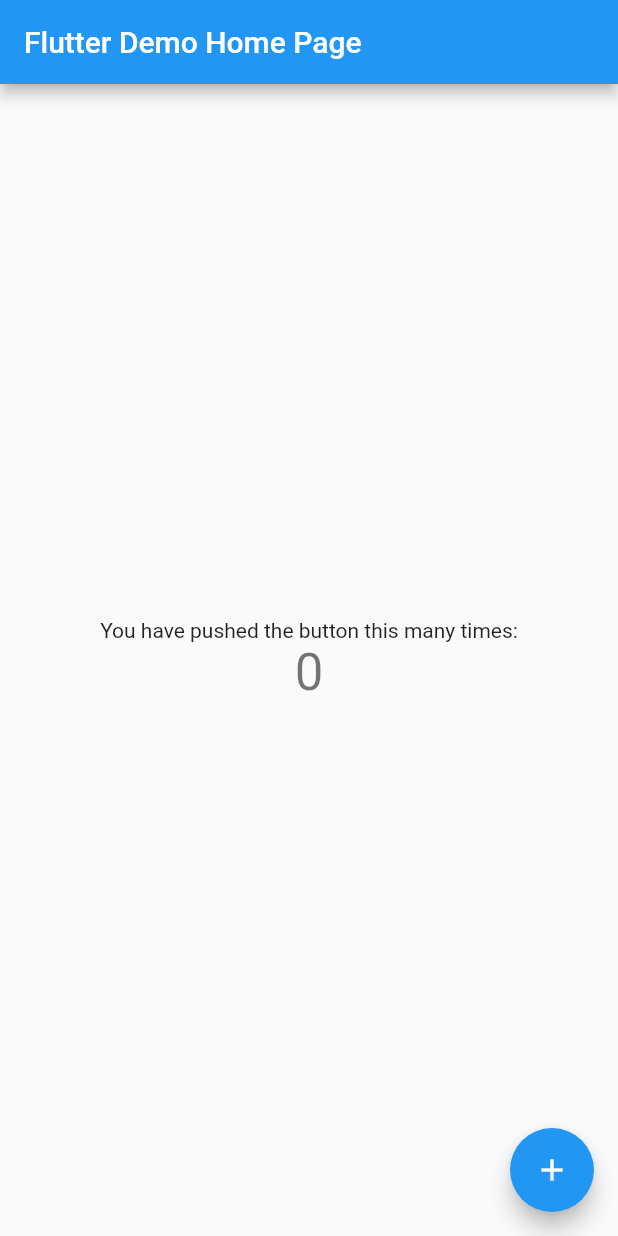
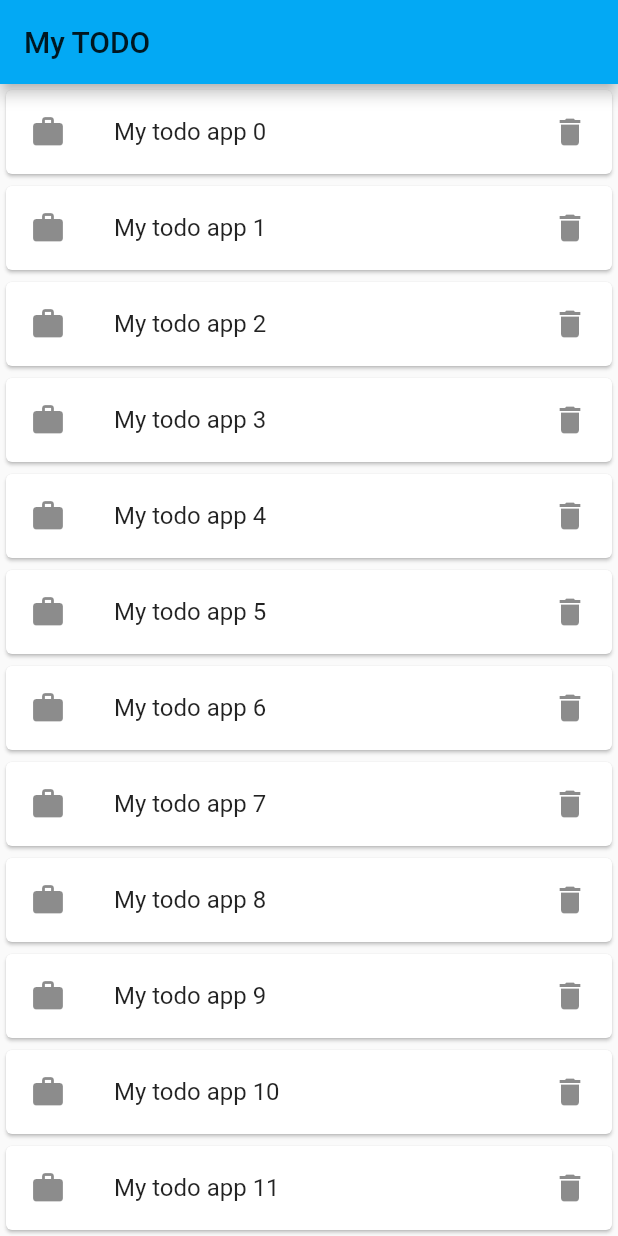
Before and after one commit to iamsourav37/my_first_todo_app, a Flutter app: the screen it shows after launch, on a phone screen of 412 x 824 dp. Run offline on Flutter 3.47's test engine with Material 2 defaults, Android fonts, the phone set to English and light mode, and no system bars.

Commit message:
create the ui

```diff
--- a/lib/main.dart
+++ b/lib/main.dart
@@ -1,117 +1,18 @@
 import 'package:flutter/material.dart';
+import 'screens/home_page.dart';
 
-void main() {
-  runApp(MyApp());
-}
+void main() => runApp(MyApp());
 
 class MyApp extends StatelessWidget {
-  // This widget is the root of your application.
   @override
   Widget build(BuildContext context) {
     return MaterialApp(
-      title: 'Flutter Demo',
+      title: 'My TODO app',
+      debugShowCheckedModeBanner: false,
       theme: ThemeData(
-        // This is the theme of your application.
-        //
-        // Try running your application with "flutter run". You'll see the
-        // application has a blue toolbar. Then, without quitting the app, try
-        // changing the primarySwatch below to Colors.green and then invoke
-        // "hot reload" (press "r" in the console where you ran "flutter run",
-        // or simply save your changes to "hot reload" in a Flutter IDE).
-        // Notice that the counter didn't reset back to zero; the application
-        // is not restarted.
-        primarySwatch: Colors.blue,
-        // This makes the visual density adapt to the platform that you run
-        // the app on. For desktop platforms, the controls will be smaller and
-        // closer together (more dense) than on mobile platforms.
-        visualDensity: VisualDensity.adaptivePlatformDensity,
+        primarySwatch: Colors.lightBlue,
       ),
-      home: MyHomePage(title: 'Flutter Demo Home Page'),
+      home: HomePage(),
     );
   }
 }
-
-class MyHomePage extends StatefulWidget {
-  MyHomePage({Key key, this.title}) : super(key: key);
-
-  // This widget is the home page of your application. It is stateful, meaning
-  // that it has a State object (defined below) that contains fields that affect
-  // how it looks.
-
-  // This class is the configuration for the state. It holds the values (in this
-  // case the title) provided by the parent (in this case the App widget) and
-  // used by the build method of the State. Fields in a Widget subclass are
-  // always marked "final".
-
-  final String title;
-
-  @override
-  _MyHomePageState createState() => _MyHomePageState();
-}
-
-class _MyHomePageState extends State<MyHomePage> {
-  int _counter = 0;
-
-  void _incrementCounter() {
-    setState(() {
-      // This call to setState tells the Flutter framework that something has
-      // changed in this State, which causes it to rerun the build method below
-      // so that the display can reflect the updated values. If we changed
-      // _counter without calling setState(), then the build method would not be
-      // called again, and so nothing would appear to happen.
-      _counter++;
-    });
-  }
-
-  @override
-  Widget build(BuildContext context) {
-    // This method is rerun every time setState is called, for instance as done
-    // by the _incrementCounter method above.
-    //
-    // The Flutter framework has been optimized to make rerunning build methods
-    // fast, so that you can just rebuild anything that needs updating rather
-    // than having to individually change instances of widgets.
-    return Scaffold(
-      appBar: AppBar(
-        // Here we take the value from the MyHomePage object that was created by
-        // the App.build method, and use it to set our appbar title.
-        title: Text(widget.title),
-      ),
-      body: Center(
-        // Center is a layout widget. It takes a single child and positions it
-        // in the middle of the parent.
-        child: Column(
-          // Column is also a layout widget. It takes a list of children and
-          // arranges them vertically. By default, it sizes itself to fit its
-          // children horizontally, and tries to be as tall as its parent.
-          //
-          // Invoke "debug painting" (press "p" in the console, choose the
-          // "Toggle Debug Paint" action from the Flutter Inspector in Android
-          // Studio, or the "Toggle Debug Paint" command in Visual Studio Code)
-          // to see the wireframe for each widget.
-          //
-          // Column has various properties to control how it sizes itself and
-          // how it positions its children. Here we use mainAxisAlignment to
-          // center the children vertically; the main axis here is the vertical
-          // axis because Columns are vertical (the cross axis would be
-          // horizontal).
-          mainAxisAlignment: MainAxisAlignment.center,
-          children: <Widget>[
-            Text(
-              'You have pushed the button this many times:',
-            ),
-            Text(
-              '$_counter',
-              style: Theme.of(context).textTheme.headline4,
-            ),
-          ],
-        ),
-      ),
-      floatingActionButton: FloatingActionButton(
-        onPressed: _incrementCounter,
-        tooltip: 'Increment',
-        child: Icon(Icons.add),
-      ), // This trailing comma makes auto-formatting nicer for build methods.
-    );
-  }
-}
--- /dev/null
+++ b/lib/screens/home_page.dart
@@ -0,0 +1,29 @@
+import 'package:flutter/material.dart';
+
+class HomePage extends StatefulWidget {
+  @override
+  _HomePageState createState() => _HomePageState();
+}
+
+class _HomePageState extends State<HomePage> {
+  @override
+  Widget build(BuildContext context) {
+    return Scaffold(
+      appBar: AppBar(
+        title: Text("My TODO"),
+      ),
+      body: ListView.builder(
+        itemCount: 50,
+        itemBuilder: (context, i) {
+          return Card(
+            child: ListTile(
+              leading: Icon(Icons.work),
+              title: Text("My todo app $i"),
+              trailing: Icon(Icons.delete),
+            ),
+          );
+        },
+      ),
+    );
+  }
+}
--- a/pubspec.yaml
+++ b/pubspec.yaml
@@ -28,6 +28,9 @@ dependencies:
   # The following adds the Cupertino Icons font to your application.
   # Use with the CupertinoIcons class for iOS style icons.
   cupertino_icons: ^0.1.3
+  sqflite: ^1.3.1+1
+  intl: ^0.16.1
+  path_provider: ^1.6.14
 
 dev_dependencies:
   flutter_test:
```
Also changed, not shown: pubspec.lock.
